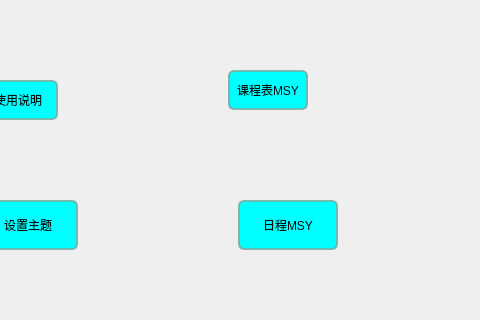
Above: realProgect/mainwindow.ui from Arthur381/QTproject before the change; both pictures show x 132 to 612 and y 240 to 560 of the 612 by 800 pixel window. Below: the same form after it.
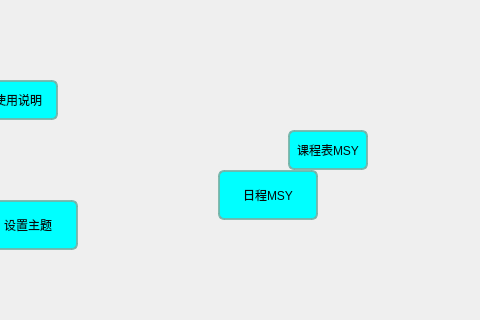
That is the form after the change. Icons and pictures are not drawn. Custom widgets are drawn as their Qt base class.

Commit message: 问题已经解决

The edit to the form file:
```diff
--- a/realProgect/mainwindow.ui
+++ b/realProgect/mainwindow.ui
@@ -75,8 +75,8 @@
     <widget class="HoverButton" name="TTBT">
      <property name="geometry">
       <rect>
-       <x>360</x>
-       <y>110</y>
+       <x>420</x>
+       <y>170</y>
        <width>80</width>
        <height>40</height>
       </rect>
@@ -97,8 +97,8 @@
     <widget class="HoverButton" name="pushButton">
      <property name="geometry">
       <rect>
-       <x>370</x>
-       <y>240</y>
+       <x>350</x>
+       <y>210</y>
        <width>100</width>
        <height>50</height>
       </rect>
```
The commit also changes 1 other file.
